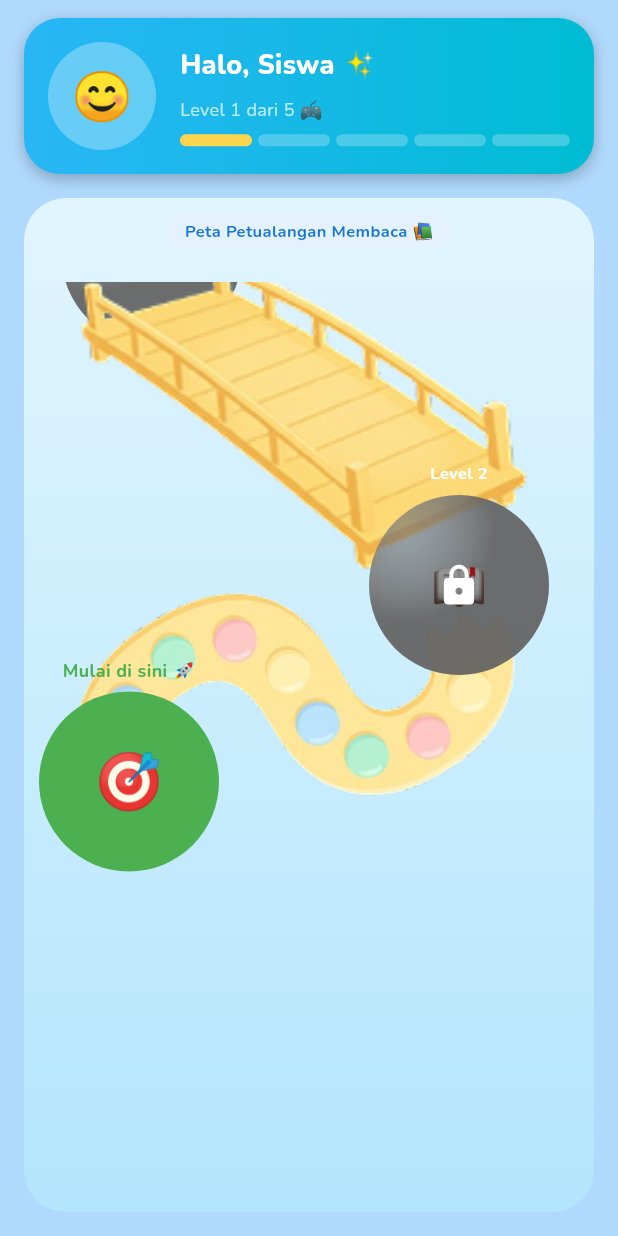
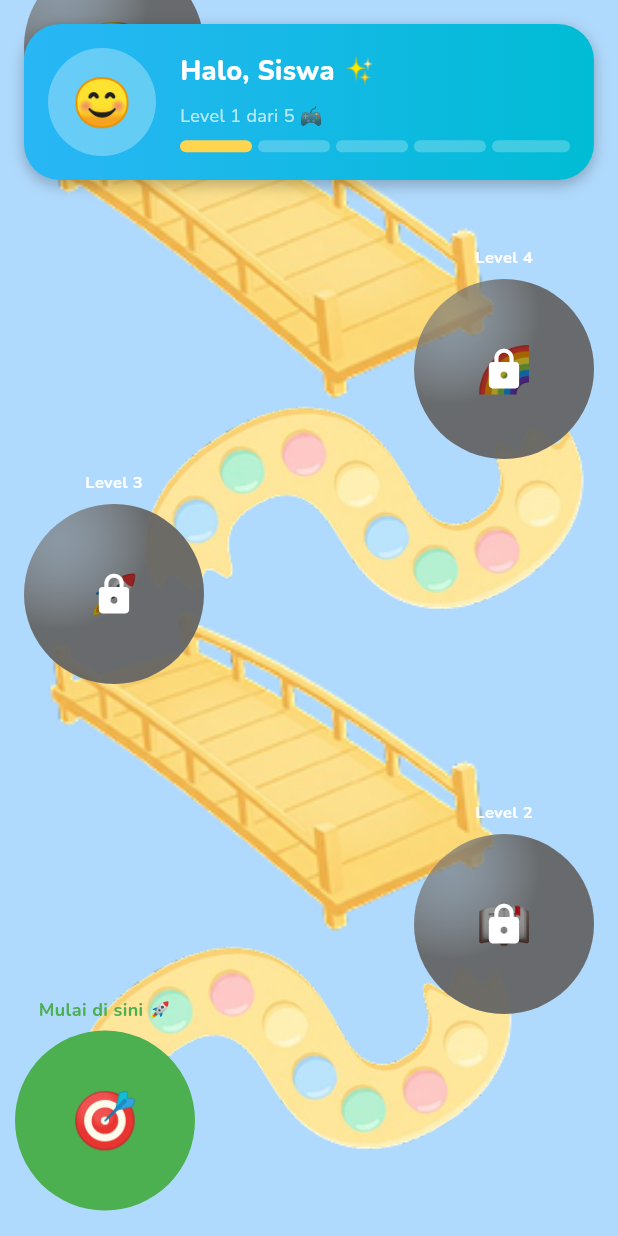
Before and after one commit to AbidinoNurkhiansyah/ciloka-mobile, a Flutter app: the HomeStudentView screen opened directly, on a phone screen of 412 x 824 dp. Run offline on Flutter 3.47's test engine with Material 3 defaults, Android fonts, the phone set to English and light mode, and no system bars; our stand-ins replace cached_network_image, cloud_firestore, firebase_auth, firebase_core, font_awesome_flutter, google_fonts and 4 more; accounts and stored records are empty; project files that could hold a hidden picture were left out.

Commit message:
fix(layout) : revice layout ladder & island levels, using auto height

```diff
--- a/lib/features/student/views/home_student_view.dart
+++ b/lib/features/student/views/home_student_view.dart
@@ -15,31 +15,6 @@ class HomeStudentView extends StatefulWidget {
 
 class _HomeStudentViewState extends State<HomeStudentView> {
   final ScrollController _mapScrollController = ScrollController();
-  bool _hasScrolledToStart = false;
-
-  void _scrollToLevel1IfNeeded(BuildContext context) {
-    if (_hasScrolledToStart) return;
-
-    WidgetsBinding.instance.addPostFrameCallback((_) {
-      if (!_mapScrollController.hasClients) return;
-
-      const double level1Top = 1000.0;
-      const double level1Height = 120.0;
-
-      final position = _mapScrollController.position;
-      final viewport = position.viewportDimension;
-
-      double targetOffset = level1Top - (viewport / 2 - level1Height / 2);
-
-      if (targetOffset < 0) targetOffset = 0;
-      if (targetOffset > position.maxScrollExtent) {
-        targetOffset = position.maxScrollExtent;
-      }
-
-      _mapScrollController.jumpTo(targetOffset);
-      _hasScrolledToStart = true;
-    });
-  }
 
   @override
   void dispose() {
@@ -50,10 +25,8 @@ class _HomeStudentViewState extends State<HomeStudentView> {
   @override
   Widget build(BuildContext context) {
     final uid = FirebaseAuth.instance.currentUser?.uid;
-
-    if (uid == null) {
     final defaultStudent = StudentModel(
-        uid: '',
+      uid: uid ?? '',
       username: '',
       studentName: 'Siswa',
       email: '',
@@ -61,15 +34,25 @@ class _HomeStudentViewState extends State<HomeStudentView> {
       currentLevel: 1,
       levelProgress: 0.1,
     );
-      final levels = LevelModel.getDefaultLevels(defaultStudent.currentLevel);
+
+    if (uid == null) {
+      final levels = LevelModel.getDefaultLevels(1);
 
       return Scaffold(
-        body: _background(
-          child: SafeArea(
-            child: Column(
+        body: SafeArea(
+          child: _background(
+            child: Stack(
+              clipBehavior: Clip.none,
               children: [
-                _profile(context, defaultStudent),
-                Expanded(child: _levelMap(context, defaultStudent, levels)),
+                Positioned.fill(
+                  child: _levelMap(context, defaultStudent, levels),
+                ),
+                Positioned(
+                  top: 0,
+                  left: 0,
+                  right: 0,
+                  child: _profile(context, defaultStudent),
+                ),
               ],
             ),
           ),
@@ -78,75 +61,63 @@ class _HomeStudentViewState extends State<HomeStudentView> {
     }
 
     return Scaffold(
-      body: _background(
+      body: SafeArea(
+        child: _background(
           child: StreamBuilder<StudentModel?>(
             stream: StudentService().streamStudentProfile(uid),
             builder: (context, snapshot) {
-            if (!snapshot.hasData) {
-              final dummy = StudentModel(
-                uid: uid,
-                username: '',
-                studentName: 'Siswa',
-                email: '',
-                photoUrl: '',
-                currentLevel: 1,
-                levelProgress: 0.1,
-              );
-
-              final levels = LevelModel.getDefaultLevels(dummy.currentLevel);
-
-              return SafeArea(
-                child: Column(
-                  children: [
-                    _profile(context, dummy),
-                    Expanded(child: _levelMap(context, dummy, levels)),
-                  ],
-                ),
-              );
-            }
-
-            final student = snapshot.data!;
+              final student = snapshot.data ?? defaultStudent;
               final levels = LevelModel.getDefaultLevels(student.currentLevel);
 
-            return SafeArea(
-              child: Column(
+              return Stack(
+                clipBehavior: Clip.none,
                 children: [
-                  _profile(context, student),
-                  Expanded(child: _levelMap(context, student, levels)),
+                  Positioned.fill(child: _levelMap(context, student, levels)),
+                  Positioned(
+                    top: 0,
+                    left: 0,
+                    right: 0,
+                    child: _profile(context, student),
+                  ),
                 ],
-              ),
               );
             },
+          ),
         ),
       ),
     );
   }
 
-  // BACKGROUND BIRU
+  // ---------------------------------------------------------------------------
+  // BACKGROUND
+  // ---------------------------------------------------------------------------
   Widget _background({required Widget child}) {
     return Container(color: const Color(0xFFB0DAFD), child: child);
   }
 
-  // 🧑‍🎓 PROFILE SECTION (dengan nama studentName & bar 5 level)
+  // ---------------------------------------------------------------------------
+  // PROFILE HEADER
+  // ---------------------------------------------------------------------------
   Widget _profile(BuildContext context, StudentModel student) {
     final displayName = student.studentName.isNotEmpty
         ? student.studentName
         : (FirebaseAuth.instance.currentUser?.displayName ?? "Siswa");
 
     return Container(
-      margin: const EdgeInsets.fromLTRB(16, 12, 16, 8),
+      margin: const EdgeInsets.fromLTRB(
+        16,
+        16,
+        16,
+        0,
+      ), // ⬅ tidak dorong ke bawah
       padding: const EdgeInsets.all(16),
       decoration: BoxDecoration(
         gradient: const LinearGradient(
           colors: [Color(0xFF29B6F6), Color(0xFF00BCD4)],
         ),
         borderRadius: BorderRadius.circular(24),
-        boxShadow: [
-          BoxShadow(
-            color: Colors.black26,
-            blurRadius: 8,
-            offset: const Offset(0, 3),
-          ),
+        boxShadow: const [
+          BoxShadow(color: Colors.black26, blurRadius: 8, offset: Offset(0, 3)),
         ],
       ),
       child: Row(
@@ -189,19 +160,18 @@ class _HomeStudentViewState extends State<HomeStudentView> {
     );
   }
 
-  /// Bar 5 kotak, yang keisi = currentLevel (misal level 3 → 3 kotak nyala)
   Widget _levelBar(int currentLevel, int maxLevel) {
     return Row(
       children: List.generate(maxLevel, (index) {
         final lv = index + 1;
-        final bool isFilled = lv <= currentLevel;
-
         return Expanded(
           child: Container(
             margin: EdgeInsets.only(right: index == maxLevel - 1 ? 0 : 4),
             height: 8,
             decoration: BoxDecoration(
-              color: isFilled ? const Color(0xFFFFD54F) : Colors.white24,
+              color: lv <= currentLevel
+                  ? const Color(0xFFFFD54F)
+                  : Colors.white24,
               borderRadius: BorderRadius.circular(999),
             ),
           ),
@@ -210,211 +180,136 @@ class _HomeStudentViewState extends State<HomeStudentView> {
     );
   }
 
-  // 🌍 LEVEL MAP
+  // ---------------------------------------------------------------------------
+  // LEVEL MAP
+  // ---------------------------------------------------------------------------
   Widget _levelMap(
     BuildContext context,
     StudentModel student,
     List<LevelModel> levels,
   ) {
-    _scrollToLevel1IfNeeded(context);
+    WidgetsBinding.instance.addPostFrameCallback((_) {
+      if (_mapScrollController.hasClients) {
+        _mapScrollController.jumpTo(
+          _mapScrollController.position.maxScrollExtent,
+        );
+      }
+    });
 
-    return Container(
-      margin: const EdgeInsets.fromLTRB(16, 8, 16, 16),
-      decoration: BoxDecoration(
-        gradient: const LinearGradient(
-          colors: [Color(0xFFE1F5FE), Color(0xFFB3E5FC)],
-          begin: Alignment.topCenter,
-          end: Alignment.bottomCenter,
-        ),
-        borderRadius: BorderRadius.circular(28),
-      ),
-      child: ClipRRect(
-        borderRadius: BorderRadius.circular(28),
-        child: Stack(
-          children: [
-            Positioned(
-              top: 10,
-              left: 0,
-              right: 0,
-              child: Center(
-                child: Container(
-                  padding: const EdgeInsets.symmetric(
-                    horizontal: 12,
-                    vertical: 4,
-                  ),
-                  decoration: BoxDecoration(
-                    color: const Color(0xFFE3F2FD),
-                    borderRadius: BorderRadius.circular(999),
-                  ),
-                  child: const Text(
-                    "Peta Petualangan Membaca 📚",
-                    style: TextStyle(
-                      fontSize: 11,
-                      fontWeight: FontWeight.w700,
-                      color: Color(0xFF1976D2),
-                    ),
-                  ),
-                ),
-              ),
-            ),
+    final positions = [135, 350, 500, 720, 850];
+    final double autoHeight = positions.reduce((a, b) => a > b ? a : b) + 160;
 
-            Positioned.fill(
-              top: 56,
-              child: SingleChildScrollView(
+    return SingleChildScrollView(
       controller: _mapScrollController,
       child: SizedBox(
-                  height: 2200,
+        height: autoHeight,
         child: Stack(
+          clipBehavior: Clip.none,
           children: [
-                      _decorations(),
-
+            Positioned(top: 110, left: -45, child: _path(true)),
             Positioned(
-                        top: 290,
-                        left: 30,
+              top: 135,
+              left: 16,
               child: _levelIsland(context, levels[4]),
             ),
-                      Positioned(top: 230, left: -20, child: _path(true)),
-
+            Positioned(top: 300, right: -70, child: _path(false)),
             Positioned(
-                        top: 520,
-                        right: 0,
+              top: 350,
+              right: 16,
               child: _levelIsland(context, levels[3]),
             ),
-                      Positioned(top: 450, right: -70, child: _path(false)),
-
+            Positioned(top: 465, left: -45, child: _path(true)),
             Positioned(
-                        top: 650,
-                        left: 25,
+              top: 500,
+              left: 16,
               child: _levelIsland(context, levels[2]),
             ),
-                      Positioned(top: 600, left: -40, child: _path(true)),
-
-                      Positioned(top: 800, right: -40, child: _path(false)),
-
+            Positioned(top: 660, left: -16, child: _path(false)),
             Positioned(
-                        top: 870,
-                        right: 30,
+              top: 720,
+              right: 16,
               child: _levelIsland(context, levels[1]),
             ),
-
-                      Positioned(
-                        top: 1000,
-                        left: 10,
-                        child: _startButton(context),
-                      ),
-                    ],
-                  ),
-                ),
-              ),
-            ),
+            Positioned(top: 850, left: 10, child: _startButton(context)),
           ],
         ),
       ),
     );
   }
 
-  // ⭐ dekorasi
-  Widget _decorations() {
-    return Positioned.fill(
-      child: Stack(
-        children: [
-          Positioned(left: 50, top: 80, child: _star(Colors.yellow, 12)),
-          Positioned(left: 120, top: 150, child: _star(Colors.pink, 8)),
-          Positioned(left: 200, top: 100, child: _star(Colors.purple, 10)),
-          Positioned(right: 60, top: 120, child: _star(Colors.yellow, 9)),
-          Positioned(right: 100, top: 200, child: _star(Colors.blue, 7)),
-        ],
-      ),
-    );
-  }
-
-  Widget _star(Color c, double s) => Icon(Icons.star, color: c, size: s);
-
-  // 🪜 path
+  // ---------------------------------------------------------------------------
+  // PATH IMAGE
+  // ---------------------------------------------------------------------------
   Widget _path(bool ladder) {
-    return IgnorePointer(
-      child: SizedBox(
+    return SizedBox(
       width: 450,
       height: 450,
       child: Image.asset(
         ladder ? 'assets/img/tangga.png' : 'assets/img/lengkung.png',
         fit: BoxFit.contain,
       ),
-      ),
     );
   }
 
-  // 🟢 Level Island (dengan gembok kalau belum kebuka)
+  // ---------------------------------------------------------------------------
+  // ISLAND LEVEL
+  // ---------------------------------------------------------------------------
   Widget _levelIsland(BuildContext context, LevelModel level) {
-    Color color;
-    String emoji;
+    final colors = {
+      1: Colors.grey,
+      2: const Color(0xFF9C27B0),
+      3: const Color(0xFF2196F3),
+      4: const Color(0xFF4CAF50),
+      5: const Color(0xFFE91E63),
+    };
 
-    switch (level.levelNumber) {
-      case 2:
-        color = const Color(0xFF9C27B0);
-        emoji = "📖";
-        break;
-      case 3:
-        color = const Color(0xFF2196F3);
-        emoji = "🚀";
-        break;
-      case 4:
-        color = const Color(0xFF4CAF50);
-        emoji = "🌈";
-        break;
-      case 5:
-        color = const Color(0xFFE91E63);
-        emoji = "🏆";
-        break;
-      default:
-        color = Colors.grey;
-        emoji = "⭐";
-    }
+    final emojis = {1: "⭐", 2: "📖", 3: "🚀", 4: "🌈", 5: "🏆"};
 
-    // ➜ pastikan LevelModel punya field isUnlocked
     final bool isUnlocked = level.isUnlocked;
 
     return GestureDetector(
       onTap: isUnlocked
-          ? () {
-              Navigator.pushNamed(
+          ? () => Navigator.pushNamed(
               context,
               AppRoutes.playLevel,
               arguments: level.levelNumber,
-              );
-            }
+            )
           : null,
       child: Column(
         children: [
           Text(
             "Level ${level.levelNumber}",
-            style: const TextStyle(fontWeight: FontWeight.w700, fontSize: 11),
+            style: const TextStyle(fontSize: 11, fontWeight: FontWeight.w700),
           ),
+
           const SizedBox(height: 6),
+
           Stack(
             alignment: Alignment.center,
             children: [
-              // Pulau
               Container(
                 width: 120,
                 height: 120,
                 decoration: BoxDecoration(
-                  color: (isUnlocked ? color : Colors.grey).withOpacity(0.9),
+                  color: (isUnlocked ? colors[level.levelNumber] : Colors.grey)
+                      ?.withOpacity(0.9),
                   shape: BoxShape.circle,
                   gradient: RadialGradient(
                     colors: [
                       Colors.white.withOpacity(0.5),
-                      isUnlocked ? color : Colors.grey,
+                      isUnlocked ? colors[level.levelNumber]! : Colors.grey,
                     ],
                     center: const Alignment(-0.6, -0.6),
                   ),
                 ),
                 child: Center(
-                  child: Text(emoji, style: const TextStyle(fontSize: 30)),
+                  child: Text(
+                    emojis[level.levelNumber]!,
+                    style: const TextStyle(fontSize: 30),
+                  ),
                 ),
               ),
 
-              // Overlay gelap + icon gembok
               if (!isUnlocked)
                 Container(
                   width: 120,
@@ -432,7 +327,9 @@ class _HomeStudentViewState extends State<HomeStudentView> {
     );
   }
 
-  // 🟩 Start Button
+  // ---------------------------------------------------------------------------
+  // START BUTTON
+  // ---------------------------------------------------------------------------
   Widget _startButton(BuildContext context) {
     return Column(
       children: [
```
Lines whose indentation alone changed are shown as unchanged.
